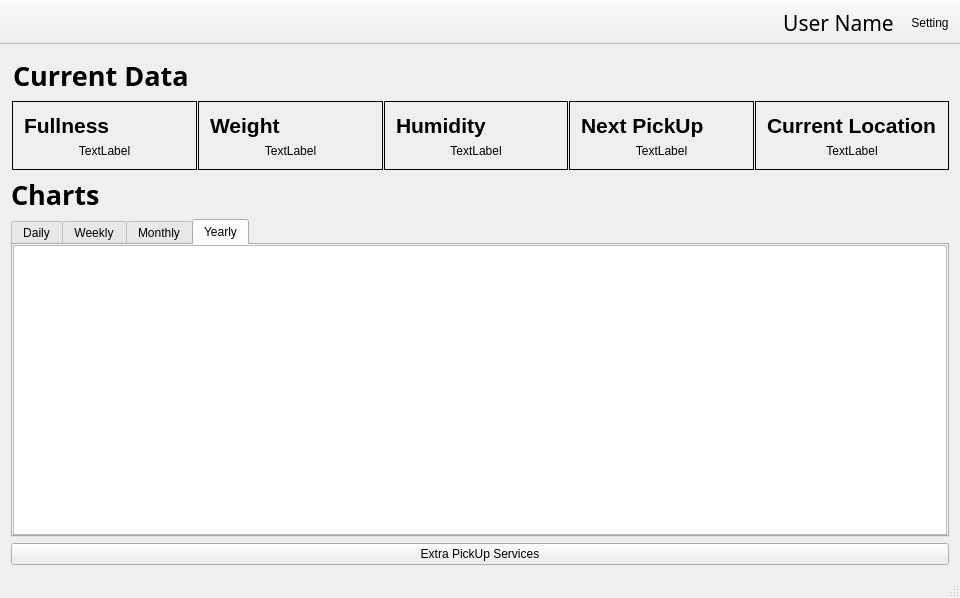
Qt form mainwindow.ui (EduPonz/SmartTrashCan_B376) before a commit.
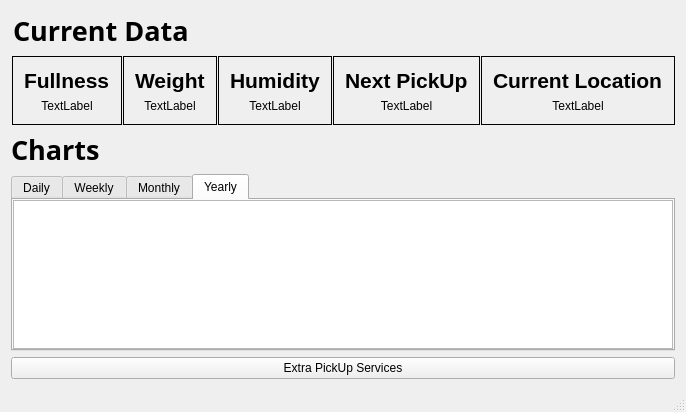
The same form after that commit. Icons and pictures are not drawn.

Commit message: Setting up the Toolbar from the mainwindow.cpp in order to be able to ad a context menu to the settings button. The action is commented out since it doesn't work yet.

```diff
--- a/mainwindow.ui
+++ b/mainwindow.ui
@@ -6,8 +6,8 @@
    <rect>
     <x>0</x>
     <y>0</y>
-    <width>960</width>
-    <height>598</height>
+    <width>582</width>
+    <height>412</height>
    </rect>
   </property>
   <property name="sizePolicy">
@@ -485,25 +485,6 @@
     </rect>
    </property>
   </widget>
-  <widget class="QToolBar" name="mainToolBar">
-   <property name="layoutDirection">
-    <enum>Qt::RightToLeft</enum>
-   </property>
-   <property name="movable">
-    <bool>false</bool>
-   </property>
-   <property name="allowedAreas">
-    <set>Qt::TopToolBarArea</set>
-   </property>
-   <attribute name="toolBarArea">
-    <enum>TopToolBarArea</enum>
-   </attribute>
-   <attribute name="toolBarBreak">
-    <bool>false</bool>
-   </attribute>
-   <addaction name="actionSetting"/>
-   <addaction name="actionUser_Name"/>
-  </widget>
   <widget class="QStatusBar" name="statusBar"/>
   <action name="actionSetting">
    <property name="icon">
```
Left out of the diff: 7 changed lines with no effect on the pictures. The commit also changes 5 other files.
